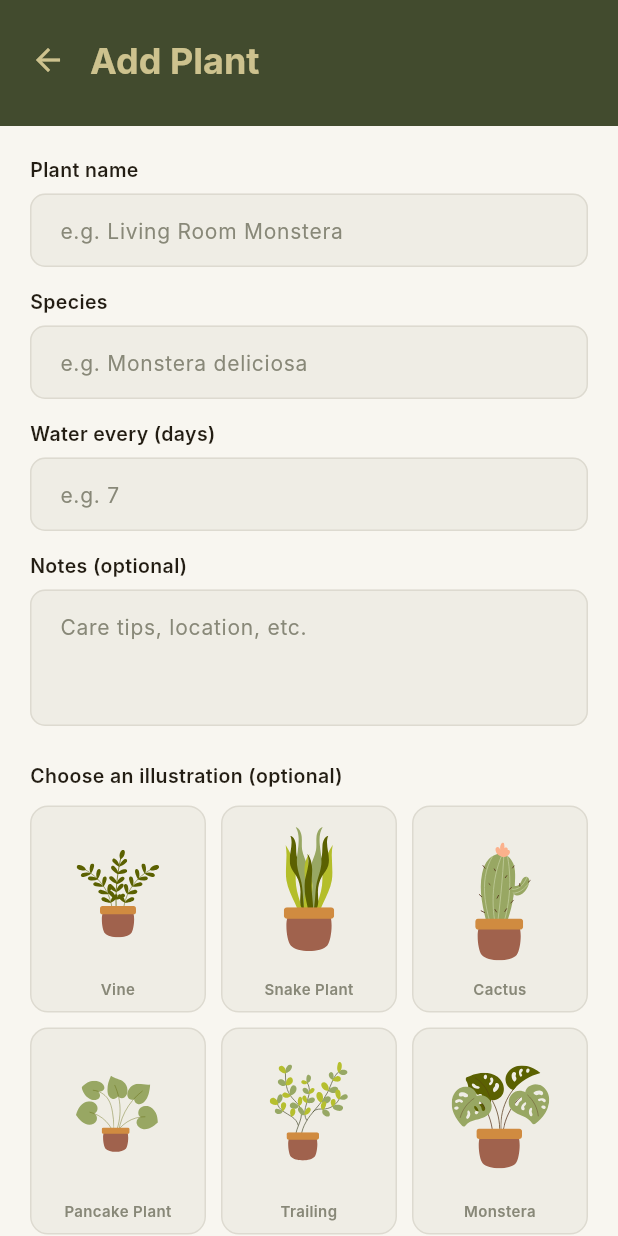
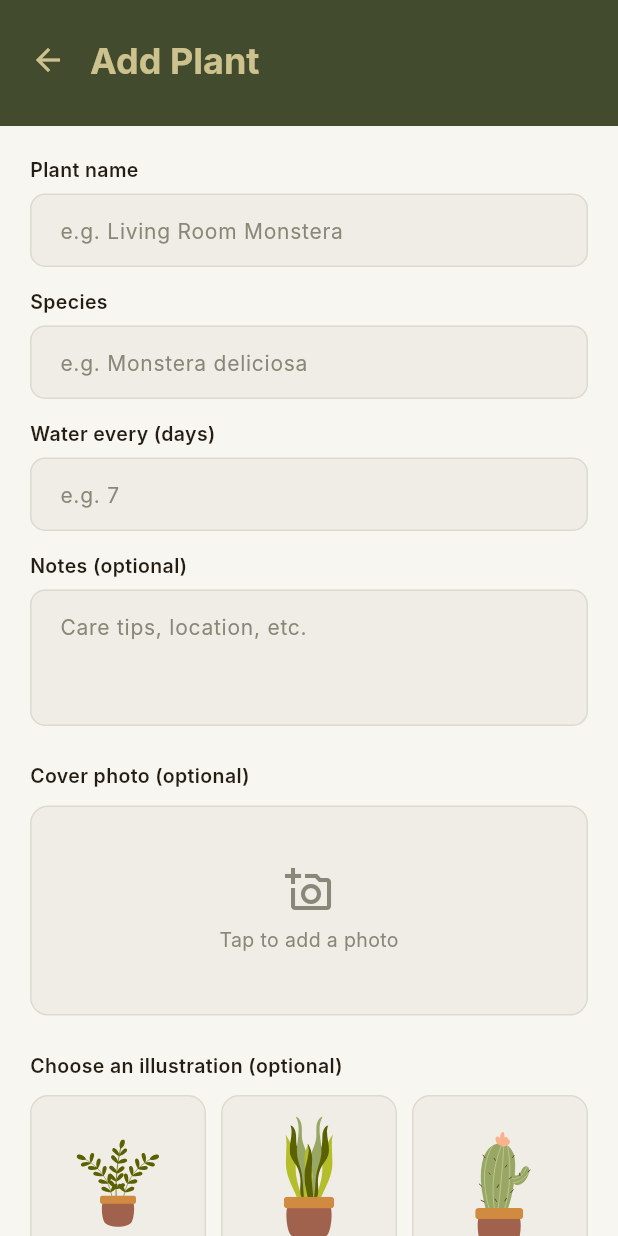
Before and after one commit to ethancs13/HappyPlants-app, a Flutter app: the AddPlantScreen screen opened by its route, on a phone screen of 412 x 824 dp. Run offline on Flutter 3.47's test engine with Material 3 defaults, Android fonts, the light colour scheme and no system bars; our stand-ins replace flutter_local_notifications, flutter_svg, image_picker, shared_preferences, sqflite, timezone; accounts and stored records are empty; Roboto replaces fonts that are missing (Inter).

Commit message:
Added new plant option to add photo.

```diff
--- a/lib/screens/add_plant_screen.dart
+++ b/lib/screens/add_plant_screen.dart
@@ -1,6 +1,12 @@
+import 'dart:io';
 import 'package:flutter/material.dart';
 import 'package:flutter/services.dart';
+import 'package:image_picker/image_picker.dart';
+import 'package:path/path.dart' as p;
+import 'package:path_provider/path_provider.dart';
 import 'package:happy_plants/models/plant.dart';
+import 'package:happy_plants/models/plant_photo.dart';
+import 'package:happy_plants/repositories/plant_photo_repository.dart';
 import 'package:happy_plants/repositories/plant_repository.dart';
 import 'package:happy_plants/services/notification_service.dart';
 import 'package:happy_plants/theme/app_theme.dart';
@@ -23,6 +29,8 @@ class _AddPlantScreenState extends State<AddPlantScreen> {
   final _intervalController = TextEditingController();
   final _notesController = TextEditingController();
   String? _selectedPlantKey;
+  XFile? _pickedPhoto;
+  final _imagePicker = ImagePicker();
   bool _saving = false;
 
   bool get _isEditing => widget.plant != null;
@@ -95,6 +103,43 @@ class _AddPlantScreenState extends State<AddPlantScreen> {
     super.dispose();
   }
 
+  Future<void> _pickPhoto(ImageSource source) async {
+    final picked = await _imagePicker.pickImage(
+      source: source,
+      imageQuality: 85,
+      maxWidth: 1600,
+    );
+    if (picked != null && mounted) setState(() => _pickedPhoto = picked);
+  }
+
+  Future<void> _showPhotoPicker() async {
+    final source = await showModalBottomSheet<ImageSource>(
+      context: context,
+      backgroundColor: context.col.card,
+      shape: const RoundedRectangleBorder(
+        borderRadius: BorderRadius.vertical(top: Radius.circular(16)),
+      ),
+      builder: (ctx) => SafeArea(
+        child: Column(
+          mainAxisSize: MainAxisSize.min,
+          children: [
+            ListTile(
+              leading: const Icon(Icons.photo_library_outlined),
+              title: const Text('Choose from library'),
+              onTap: () => Navigator.pop(ctx, ImageSource.gallery),
+            ),
+            ListTile(
+              leading: const Icon(Icons.camera_alt_outlined),
+              title: const Text('Take a photo'),
+              onTap: () => Navigator.pop(ctx, ImageSource.camera),
+            ),
+          ],
+        ),
+      ),
+    );
+    if (source != null) await _pickPhoto(source);
+  }
+
   Future<void> _save() async {
     if (!_formKey.currentState!.validate()) return;
     setState(() => _saving = true);
@@ -124,6 +169,22 @@ class _AddPlantScreenState extends State<AddPlantScreen> {
           plantKey: _selectedPlantKey,
         );
         final newId = await repo.insert(newPlant);
+        if (_pickedPhoto != null) {
+          final appDir = await getApplicationDocumentsDirectory();
+          final photosDir = Directory(p.join(appDir.path, 'plant_photos'));
+          if (!await photosDir.exists()) await photosDir.create(recursive: true);
+          final fileName =
+              '${newId}_${DateTime.now().millisecondsSinceEpoch}${p.extension(_pickedPhoto!.path)}';
+          final destPath = p.join(photosDir.path, fileName);
+          await File(destPath).writeAsBytes(await _pickedPhoto!.readAsBytes());
+          final photoRepo = await PlantPhotoRepository.create();
+          await photoRepo.insert(PlantPhoto(
+            plantId: newId,
+            filePath: destPath,
+            dateTaken: DateTime.now(),
+            isCover: true,
+          ));
+        }
         await NotificationService.scheduleWateringReminder(
             newPlant.copyWith(id: newId));
         if (mounted) Navigator.pop(context, true);
@@ -199,6 +260,10 @@ class _AddPlantScreenState extends State<AddPlantScreen> {
                           maxLines: 3,
                         ),
                         const SizedBox(height: 24),
+                        _sectionLabel(context, 'Cover photo (optional)'),
+                        const SizedBox(height: 10),
+                        _buildPhotoPicker(context),
+                        const SizedBox(height: 24),
                         _sectionLabel(context, 'Choose an illustration (optional)'),
                         const SizedBox(height: 10),
                         PlantPicker(
@@ -263,6 +328,55 @@ class _AddPlantScreenState extends State<AddPlantScreen> {
     );
   }
 
+  Widget _buildPhotoPicker(BuildContext context) {
+    return GestureDetector(
+      onTap: _showPhotoPicker,
+      child: Container(
+        height: 140,
+        decoration: BoxDecoration(
+          color: context.col.card,
+          borderRadius: BorderRadius.circular(12),
+          border: Border.all(color: context.col.divider),
+        ),
+        clipBehavior: Clip.hardEdge,
+        child: _pickedPhoto != null
+            ? Stack(
+                fit: StackFit.expand,
+                children: [
+                  Image.file(File(_pickedPhoto!.path), fit: BoxFit.cover),
+                  Positioned(
+                    top: 8,
+                    right: 8,
+                    child: GestureDetector(
+                      onTap: () => setState(() => _pickedPhoto = null),
+                      child: Container(
+                        padding: const EdgeInsets.all(4),
+                        decoration: const BoxDecoration(
+                          color: Colors.black54,
+                          shape: BoxShape.circle,
+                        ),
+                        child: const Icon(Icons.close,
+                            size: 16, color: Colors.white),
+                      ),
+                    ),
+                  ),
+                ],
+              )
+            : Column(
+                mainAxisAlignment: MainAxisAlignment.center,
+                children: [
+                  Icon(Icons.add_a_photo_outlined,
+                      size: 32, color: context.col.textMuted),
+                  const SizedBox(height: 8),
+                  Text('Tap to add a photo',
+                      style: TextStyle(
+                          color: context.col.textMuted, fontSize: 13)),
+                ],
+              ),
+      ),
+    );
+  }
+
   Widget _sectionLabel(BuildContext context, String text) => Text(
         text,
         style: TextStyle(
--- a/lib/theme/app_theme.dart
+++ b/lib/theme/app_theme.dart
@@ -37,7 +37,10 @@ class HappyColors extends ThemeExtension<HappyColors> {
     required this.textMuted,
     required this.statusGreenBg,
     required this.statusRedBg,
+    required this.statusGreenFg,
+    required this.statusRedFg,
     required this.plantSlotBg,
+    required this.plantSlotFg,
   });
 
   final Color bg;
@@ -47,8 +50,12 @@ class HappyColors extends ThemeExtension<HappyColors> {
   final Color textMuted;
   final Color statusGreenBg;
   final Color statusRedBg;
+  final Color statusGreenFg;
+  final Color statusRedFg;
   /// Background behind plant illustrations in cards and the detail header.
   final Color plantSlotBg;
+  /// Foreground (icons + title text) on top of plantSlotBg.
+  final Color plantSlotFg;
 
   static const light = HappyColors(
     bg: Color(0xFFF8F6F0),
@@ -58,7 +65,10 @@ class HappyColors extends ThemeExtension<HappyColors> {
     textMuted: Color(0xFF888878),
     statusGreenBg: Color(0xFFD4EDCF),
     statusRedBg: Color(0xFFFAE5E5),
-    plantSlotBg: Color(0xFFB8C9A3), // muted sage green
+    statusGreenFg: Color(0xFF3E6B2E),
+    statusRedFg: Color(0xFFC72F2F),
+    plantSlotBg: Color(0xFFB8C9A3),
+    plantSlotFg: Color(0xFF1E2810), // dark olive — readable on sage green
   );
 
   static const dark = HappyColors(
@@ -69,7 +79,10 @@ class HappyColors extends ThemeExtension<HappyColors> {
     textMuted: Color(0xFF9A9580),
     statusGreenBg: Color(0xFF1E3520),
     statusRedBg: Color(0xFF3A1A1A),
-    plantSlotBg: Color(0xFF2E3828), // deeper forest green for dark mode
+    statusGreenFg: Color(0xFF7EC86A),
+    statusRedFg: Color(0xFFEF7070),
+    plantSlotBg: Color(0xFF2E3828),
+    plantSlotFg: Color(0xFFCDC28E), // tan — readable on deep forest green
   );
 
   @override
@@ -81,7 +94,10 @@ class HappyColors extends ThemeExtension<HappyColors> {
     Color? textMuted,
     Color? statusGreenBg,
     Color? statusRedBg,
+    Color? statusGreenFg,
+    Color? statusRedFg,
     Color? plantSlotBg,
+    Color? plantSlotFg,
   }) =>
       HappyColors(
         bg: bg ?? this.bg,
@@ -91,7 +107,10 @@ class HappyColors extends ThemeExtension<HappyColors> {
         textMuted: textMuted ?? this.textMuted,
         statusGreenBg: statusGreenBg ?? this.statusGreenBg,
         statusRedBg: statusRedBg ?? this.statusRedBg,
+        statusGreenFg: statusGreenFg ?? this.statusGreenFg,
+        statusRedFg: statusRedFg ?? this.statusRedFg,
         plantSlotBg: plantSlotBg ?? this.plantSlotBg,
+        plantSlotFg: plantSlotFg ?? this.plantSlotFg,
       );
 
   @override
@@ -105,7 +124,10 @@ class HappyColors extends ThemeExtension<HappyColors> {
       textMuted: Color.lerp(textMuted, other.textMuted, t)!,
       statusGreenBg: Color.lerp(statusGreenBg, other.statusGreenBg, t)!,
       statusRedBg: Color.lerp(statusRedBg, other.statusRedBg, t)!,
+      statusGreenFg: Color.lerp(statusGreenFg, other.statusGreenFg, t)!,
+      statusRedFg: Color.lerp(statusRedFg, other.statusRedFg, t)!,
       plantSlotBg: Color.lerp(plantSlotBg, other.plantSlotBg, t)!,
+      plantSlotFg: Color.lerp(plantSlotFg, other.plantSlotFg, t)!,
     );
   }
 }
--- a/lib/widgets/plant_card.dart
+++ b/lib/widgets/plant_card.dart
@@ -136,7 +136,7 @@ class _StatusBadge extends StatelessWidget {
       child: Text(
         overdue ? 'Overdue' : 'Good',
         style: TextStyle(
-          color: overdue ? AppColors.statusRed : AppColors.statusGreen,
+          color: overdue ? context.col.statusRedFg : context.col.statusGreenFg,
           fontSize: 11,
           fontWeight: FontWeight.w600,
         ),
```
Also changed, not shown: lib/screens/plant_detail_screen.dart (+6 -4 lines), lib/widgets/plant_care_calendar.dart (+20 -14 lines).
